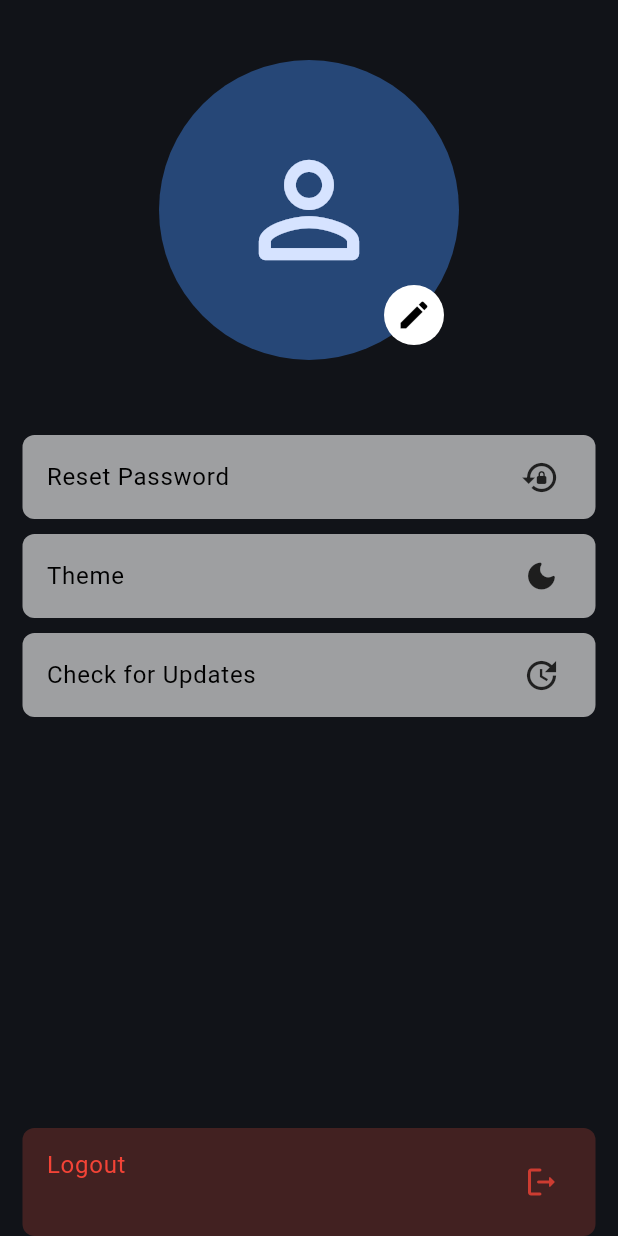
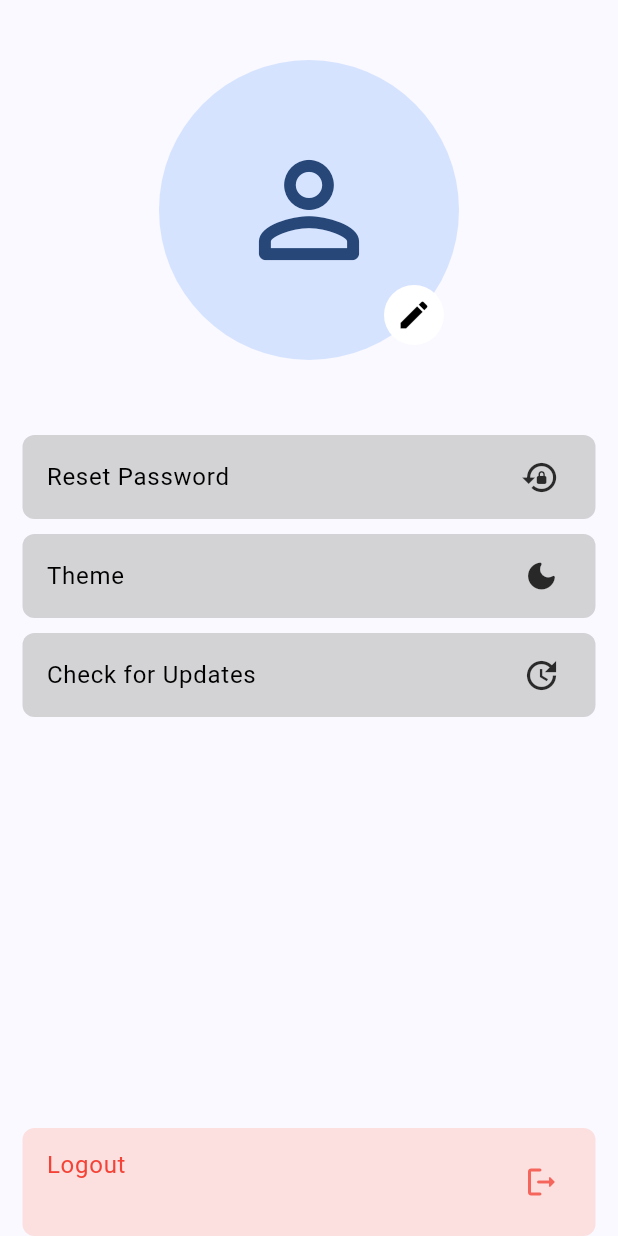
Before and after one commit to vrndv/Minty, a Flutter app: the ProfilePage widget shown alone on an empty page, opened directly, after a tap on "Theme", on a phone screen of 412 x 824 dp. Run offline on Flutter 3.47's test engine with Material 3 defaults, Android fonts, the phone set to English and light mode, and no system bars; our stand-ins replace cloud_firestore, firebase_auth, firebase_core, rive; missing offline and left inert: keyboard_visibility_pro; accounts and stored records are empty; network calls fail.

Commit message:
fix:changed the theme builder issue

```diff
--- a/lib/main.dart
+++ b/lib/main.dart
@@ -1,14 +1,11 @@
-import 'package:flutter/material.dart';
-import 'package:firebase_core/firebase_core.dart';
-import 'package:popapp/dataNotifiers/notifier.dart';
-import 'package:popapp/database.dart';
-import 'package:popapp/screen/auth/authenticate.dart';
-import 'package:popapp/screen/home/home.dart';
-import 'firebase_options.dart';
-import 'package:firebase_auth/firebase_auth.dart';
-
 
 //Just to save point ,the username adding option is currently situated in homescreen
+
+import 'package:firebase_core/firebase_core.dart';
+import 'package:flutter/material.dart';
+import 'package:popapp/dataNotifiers/notifier.dart';
+import 'package:popapp/firebase_options.dart';
+import 'package:popapp/rootAuth.dart';
 
 void main() async {
   WidgetsFlutterBinding.ensureInitialized();
@@ -22,61 +19,32 @@ class MainApp extends StatefulWidget {
   @override
   State<MainApp> createState() => _MainAppState();
 }
-
 class _MainAppState extends State<MainApp> {
   @override
   Widget build(BuildContext context) {
     return ValueListenableBuilder(
       valueListenable: currentTheme,
-      builder: (context, bvalue, child) {
+      builder: (context, themeMode, child) {
         return MaterialApp(
           title: 'PopApp',
           debugShowCheckedModeBanner: false,
           theme: ThemeData(
-          colorScheme: ColorScheme.fromSeed(seedColor:const Color.fromARGB(255, 0, 132, 255), brightness: bvalue ? Brightness.light : Brightness.dark ,),
-
+            colorScheme: ColorScheme.fromSeed(
+              seedColor: const Color.fromARGB(255, 0, 132, 255),
+              brightness: Brightness.light,
             ),
-        home: StreamBuilder<User?>(
-          stream: FirebaseAuth.instance.authStateChanges(),
-          builder: (context, snapshot) {
-            if (snapshot.connectionState == ConnectionState.waiting) {
-              return const Scaffold(
-                body: Center(child: CircularProgressIndicator()),
-              );
-            }
-            if (snapshot.hasData) {
-              // Use FutureBuilder to handle async username lookup
-              return FutureBuilder<String>(
-                future: DatabaseService().findUsername(
-                  email: snapshot.data!.email!,
           ),
-                builder: (context, unameSnapshot) {
-                  if (unameSnapshot.connectionState == ConnectionState.waiting) {
-                    return const Scaffold(
-                      body: Center(child: CircularProgressIndicator()),
-                    );
-                  }
-                  if (unameSnapshot.hasError) {
-                    return Auth();
-                  }
-                  if (unameSnapshot.hasData) {
-                    userID.value = FirebaseAuth.instance.currentUser!.uid;
-                    currentUser.value = unameSnapshot.data!;
-                    return DataBaseForm(userEmail: unameSnapshot.data!, page: 0,);
-                  }
-                  return const Scaffold(
-                    body: Center(child: Text('No username found')),
+          darkTheme: ThemeData(
+            colorScheme: ColorScheme.fromSeed(
+              seedColor: const Color.fromARGB(255, 0, 132, 255),
+              brightness: Brightness.dark,
+            ),
+          ),
+          themeMode: themeMode? ThemeMode.light:ThemeMode.dark, // theme changes
+          home: child,
         );
       },
-              );
-            }
-            // User is not signed in
-            return const Auth();
-          },
-        ),
-      );
-      },
-
+      child: RootAppLogic(),
     );
   }
 }
--- a/lib/screen/views/pages/profile.dart
+++ b/lib/screen/views/pages/profile.dart
@@ -136,7 +136,7 @@ class _ProfilePageState extends State<ProfilePage> {
           child: GestureDetector(
             onTap: () {
               setState(() {
-                currentPageNotifier.value = 0;
+              currentTheme.value =!currentTheme.value;
 
               });
             },
```
Also changed, not shown: lib/rootAuth.dart (added, +50 -0 lines). Lines whose indentation alone changed are shown as unchanged.
